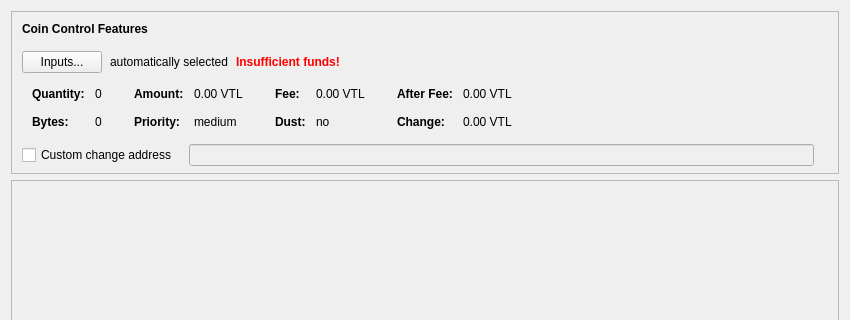
First picture: the form in src/qt/forms/sendcoinsdialog.ui, repository verticalcoin/verticalcoin, before the edit; both pictures show x 0 to 850 and y 0 to 320 of the 850 by 577 pixel window.
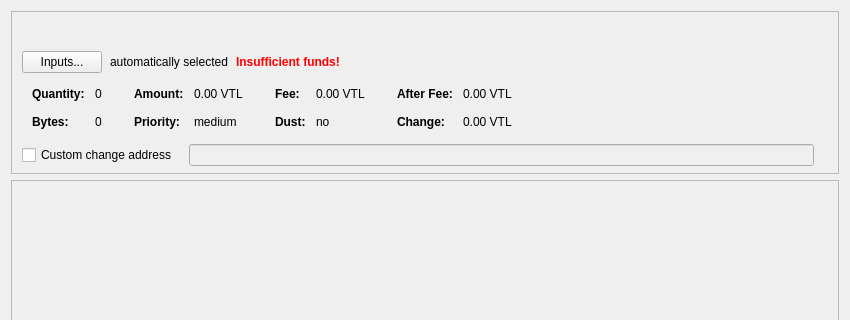
Second picture: the form after the edit. Icons and pictures are not drawn. Custom widgets are drawn as their Qt base class.

```diff
--- a/src/qt/forms/sendcoinsdialog.ui
+++ b/src/qt/forms/sendcoinsdialog.ui
@@ -84,7 +84,7 @@
              </font>
             </property>
             <property name="styleSheet">
-             <string notr="true">font-weight:bold;</string>
+             <string notr="true">font-weight:bold; color: #f1f1f1;</string>
             </property>
             <property name="text">
              <string>Coin Control Features</string>
```
